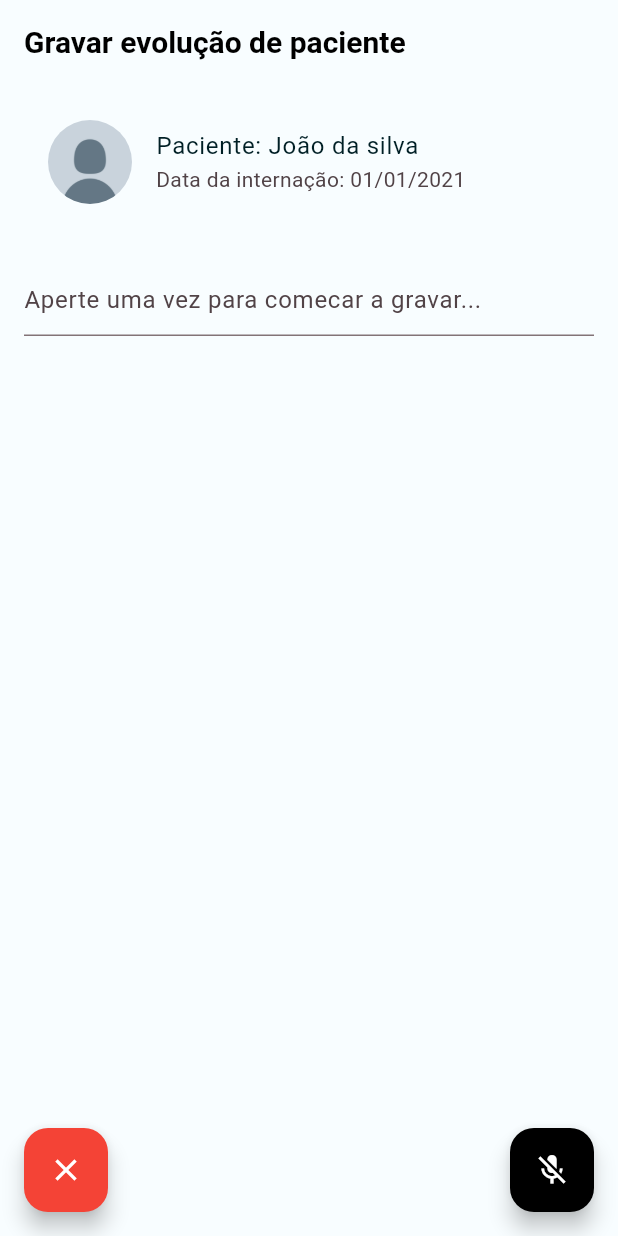
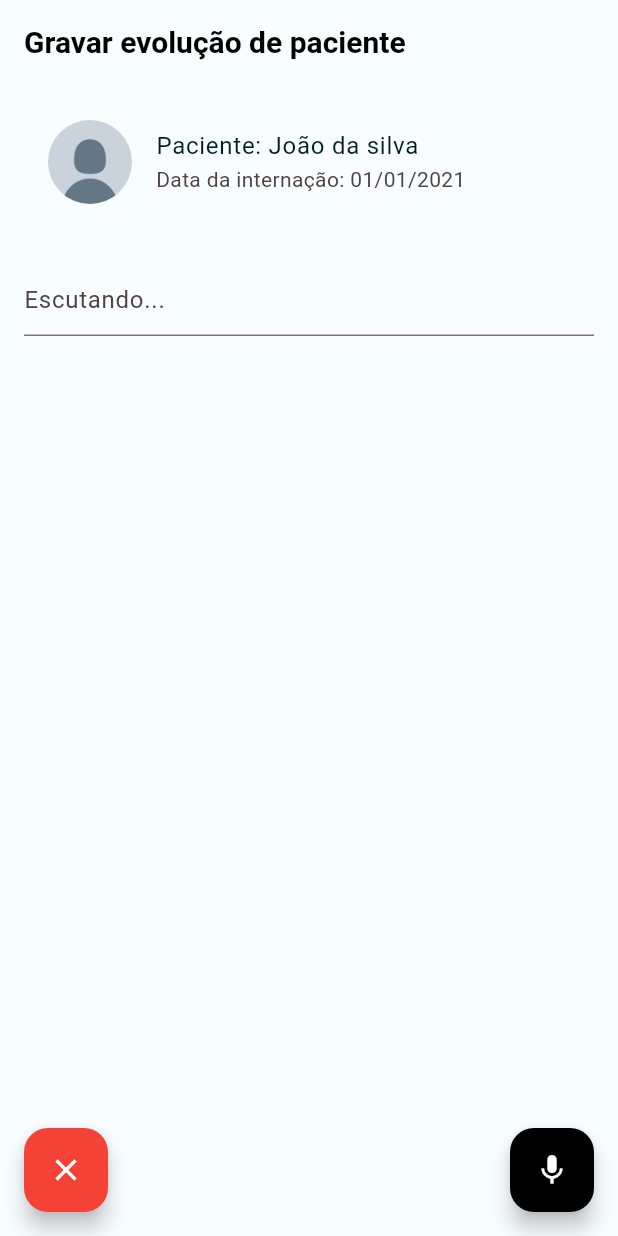
Before and after one commit to JoaoPedrosag/new_app_tcc3, a Flutter app: the screen it shows after launch, after a tap on the "mic off" icon, on a phone screen of 412 x 824 dp. Run offline on Flutter 3.47's test engine with Material 2 defaults, Android fonts, the phone set to English and light mode, and no system bars; our stand-ins replace bloc, flutter_bloc, flutter_modular, lottie, speech_to_text.

Commit message:
change state manager

```diff
--- a/lib/src/modules/speech_to_text/presenter/cubits/speech_cubit.dart
+++ b/lib/src/modules/speech_to_text/presenter/cubits/speech_cubit.dart
@@ -1,12 +1,61 @@
 import 'package:app_hospital/src/modules/speech_to_text/presenter/cubits/speech_state.dart';
 import 'package:bloc/bloc.dart';
+import 'package:flutter/material.dart';
+import 'package:speech_to_text/speech_recognition_result.dart';
+import 'package:speech_to_text/speech_to_text.dart';
 
 class SpeechCubit extends Cubit<SpeechState> {
-  SpeechCubit() : super(InitialSpeechState());
+  SpeechCubit() : super(InitialSpeechState()) {
+    _initSpeech();
+  }
 
-  void startListening() {
+  final List<String> _wordsSpeech = [];
+
+  List<String> get words => _wordsSpeech;
+
+  final SpeechToText speechToText = SpeechToText();
+
+  final TextEditingController textEditingController = TextEditingController();
+
+  void _initSpeech() async {
+    final speechEnabled = await speechToText.initialize();
+    if (speechEnabled) {
+      emit(InitialSpeechState());
+    } else {
+      emit(ErrorSpeechState(
+          message: 'Erro ao inicializar o reconhecimento de voz'));
+    }
+  }
+
+  Future<void> startListening() async {
+    await speechToText.listen(
+      onResult: _onSpeechResult,
+      pauseFor: const Duration(seconds: 20),
+      listenFor: const Duration(seconds: 60),
+      localeId: 'pt_BR',
+      cancelOnError: true,
+    );
     emit(RecordingSpeechState());
   }
 
-  void stopListening() {}
+  void stopListening() async {
+    await speechToText.stop();
+    emit(InitialSpeechState());
+  }
+
+  void _onSpeechResult(SpeechRecognitionResult result) {
+    if (result.finalResult) {
+      textEditingController.text += "${result.recognizedWords} ";
+      textEditingController.selection = TextSelection.fromPosition(
+          TextPosition(offset: textEditingController.text.length));
+
+      _wordsSpeech.add(result.recognizedWords);
+      emit(RecognizedSpeechState(text: result.recognizedWords));
+    }
+  }
+
+  void clearText() {
+    textEditingController.clear();
+    emit(ClearSpeechState());
+  }
 }
--- a/lib/src/modules/speech_to_text/presenter/cubits/speech_state.dart
+++ b/lib/src/modules/speech_to_text/presenter/cubits/speech_state.dart
@@ -4,8 +4,18 @@ final class InitialSpeechState extends SpeechState {}
 
 final class RecordingSpeechState extends SpeechState {}
 
+final class RecognizedSpeechState extends SpeechState {
+  final String text;
+
+  RecognizedSpeechState({required this.text});
+}
+
+final class StoppedSpeechState extends SpeechState {}
+
+final class ClearSpeechState extends SpeechState {}
+
 final class ErrorSpeechState extends SpeechState {
-  final String? message;
+  final String message;
 
-  ErrorSpeechState({this.message = 'Erro ao gravar áudio.'});
+  ErrorSpeechState({required this.message});
 }
--- a/lib/src/modules/speech_to_text/presenter/speech_page.dart
+++ b/lib/src/modules/speech_to_text/presenter/speech_page.dart
@@ -3,9 +3,7 @@ import 'package:app_hospital/src/modules/speech_to_text/presenter/cubits/speech_
 import 'package:app_hospital/src/modules/speech_to_text/presenter/cubits/speech_state.dart';
 import 'package:flutter/material.dart';
 import 'package:flutter_bloc/flutter_bloc.dart';
-import 'package:speech_to_text/speech_recognition_error.dart';
-import 'package:speech_to_text/speech_recognition_result.dart';
-import 'package:speech_to_text/speech_to_text.dart';
+import 'package:flutter_modular/flutter_modular.dart';
 
 class SpeechPage extends StatefulWidget {
   const SpeechPage({super.key});
@@ -15,58 +13,12 @@ class SpeechPage extends StatefulWidget {
 }
 
 class _SpeechPageState extends State<SpeechPage> {
-  final SpeechToText _speechToText = SpeechToText();
-  final TextEditingController _textEditingController = TextEditingController();
   final ScrollController _scrollController = ScrollController();
-  bool _speechEnabled = false;
-  late final SpeechCubit cubit;
-  String _lastWords = '';
+  final cubit = Modular.get<SpeechCubit>();
 
   @override
   void initState() {
     super.initState();
-    cubit = BlocProvider.of<SpeechCubit>(context);
-    _initSpeech();
-  }
-
-  void _initSpeech() async {
-    _speechEnabled = await _speechToText.initialize();
-    setState(() {});
-  }
-
-  void _startListening() async {
-    await _speechToText.listen(
-      onResult: _onSpeechResult,
-      pauseFor: const Duration(seconds: 20),
-      listenFor: const Duration(seconds: 60),
-      localeId: 'pt_BR',
-      cancelOnError: true,
-    );
-    setState(() {});
-  }
-
-  void _stopListening() async {
-    await _speechToText.stop();
-    setState(() {});
-  }
-
-  void _onSpeechResult(SpeechRecognitionResult result) {
-    if (result.finalResult) {
-      setState(() {
-        _textEditingController.text += "${result.recognizedWords} ";
-        _textEditingController.selection = TextSelection.fromPosition(
-            TextPosition(offset: _textEditingController.text.length));
-      });
-      _scrollController.animateTo(_scrollController.position.maxScrollExtent,
-          duration: Duration(milliseconds: 300), curve: Curves.easeOut);
-    }
-  }
-
-  void _clearText() {
-    setState(() {
-      _textEditingController
-          .clear(); // Supondo que você esteja usando um TextEditingController
-    });
   }
 
   @override
@@ -75,17 +27,11 @@ class _SpeechPageState extends State<SpeechPage> {
       appBar: AppBar(
         title: const Text('Gravar evolução de paciente'),
       ),
-      body: Stack(
-        children: [
-          BlocBuilder<SpeechCubit, SpeechState>(
+      body: BlocBuilder<SpeechCubit, SpeechState>(
         bloc: cubit,
         builder: (context, state) {
-                return switch (state) {
-                  InitialSpeechState() => Container(),
-                  RecordingSpeechState() => Container(),
-                  ErrorSpeechState() => Container(),
-                };
-              }),
+          return Stack(
+            children: [
               Center(
                 child: Column(
                   mainAxisAlignment: MainAxisAlignment.center,
@@ -101,15 +47,12 @@ class _SpeechPageState extends State<SpeechPage> {
                         child: SingleChildScrollView(
                           controller: _scrollController,
                           child: TextField(
-                        controller: _textEditingController,
-                        readOnly: _speechToText.isListening,
+                            controller: cubit.textEditingController,
+                            readOnly: state is RecordingSpeechState,
                             decoration: InputDecoration(
-                          hintText: _speechToText.isListening
+                                hintText: state is RecordingSpeechState
                                     ? 'Escutando...'
-                              : _speechEnabled
-                                  ? 'Aperte uma vez para comecar a gravar...'
-                                  : 'Gravador de voz desabilitado',
-                        ),
+                                    : 'Aperte uma vez para comecar a gravar...'),
                             maxLines: null, // Permite múltiplas linhas
                           ),
                         ),
@@ -122,19 +65,30 @@ class _SpeechPageState extends State<SpeechPage> {
                 left: 16,
                 bottom: 16,
                 child: FloatingActionButton(
-              onPressed: _clearText,
+                  onPressed: () {
+                    cubit.clearText();
+                  },
                   tooltip: 'Limpar',
-              child: Icon(Icons.clear),
                   backgroundColor: Colors.red,
+                  child: const Icon(Icons.clear),
                 ),
               ),
             ],
+          );
+        },
       ),
-      floatingActionButton: FloatingActionButton(
-        onPressed:
-            _speechToText.isNotListening ? _startListening : _stopListening,
-        tooltip: 'Listen',
-        child: Icon(_speechToText.isNotListening ? Icons.mic_off : Icons.mic),
+      floatingActionButton: BlocBuilder<SpeechCubit, SpeechState>(
+        bloc: cubit,
+        builder: (context, state) {
+          return FloatingActionButton(
+            onPressed: () {
+              cubit.startListening();
+            },
+            tooltip: 'Escutando',
+            child:
+                Icon(state is RecordingSpeechState ? Icons.mic : Icons.mic_off),
+          );
+        },
       ),
     );
   }
--- a/pubspec.yaml
+++ b/pubspec.yaml
@@ -42,8 +42,6 @@ dependencies:
   bloc: ^8.1.1
   speech_to_text: ^6.3.0
   lottie: ^2.6.0
-  highlight_text: ^1.7.0
-  avatar_glow: ^2.0.2
 
 dev_dependencies:
   flutter_test:
```
Also changed, not shown: pubspec.lock. Lines whose indentation alone changed are shown as unchanged.
